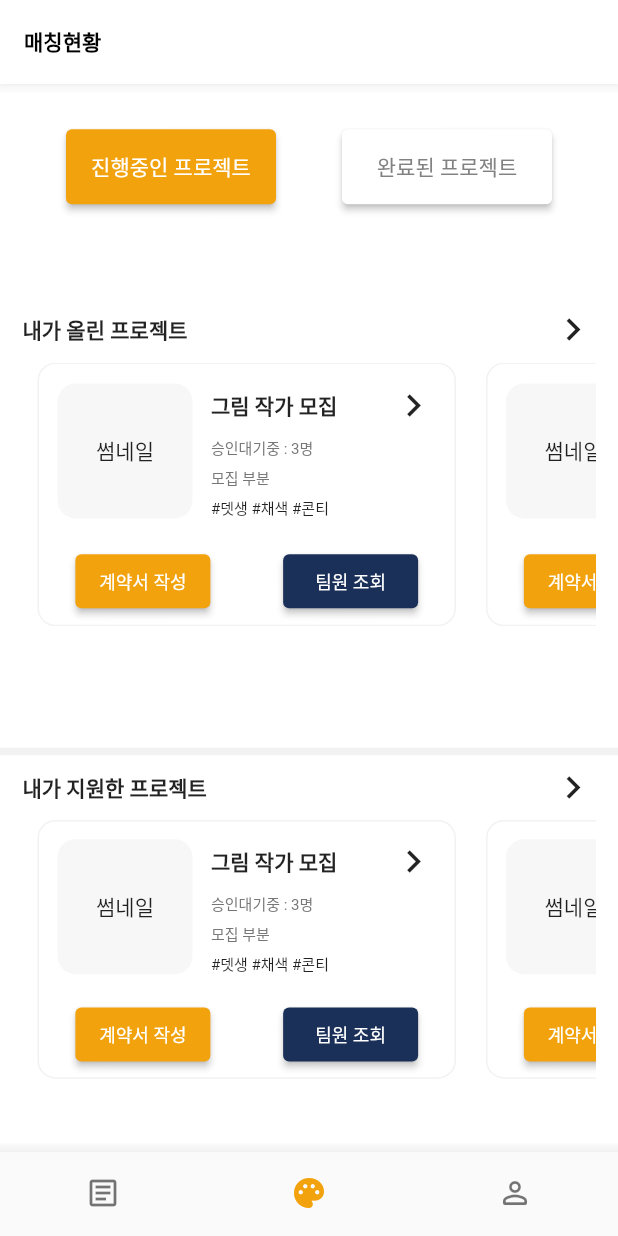
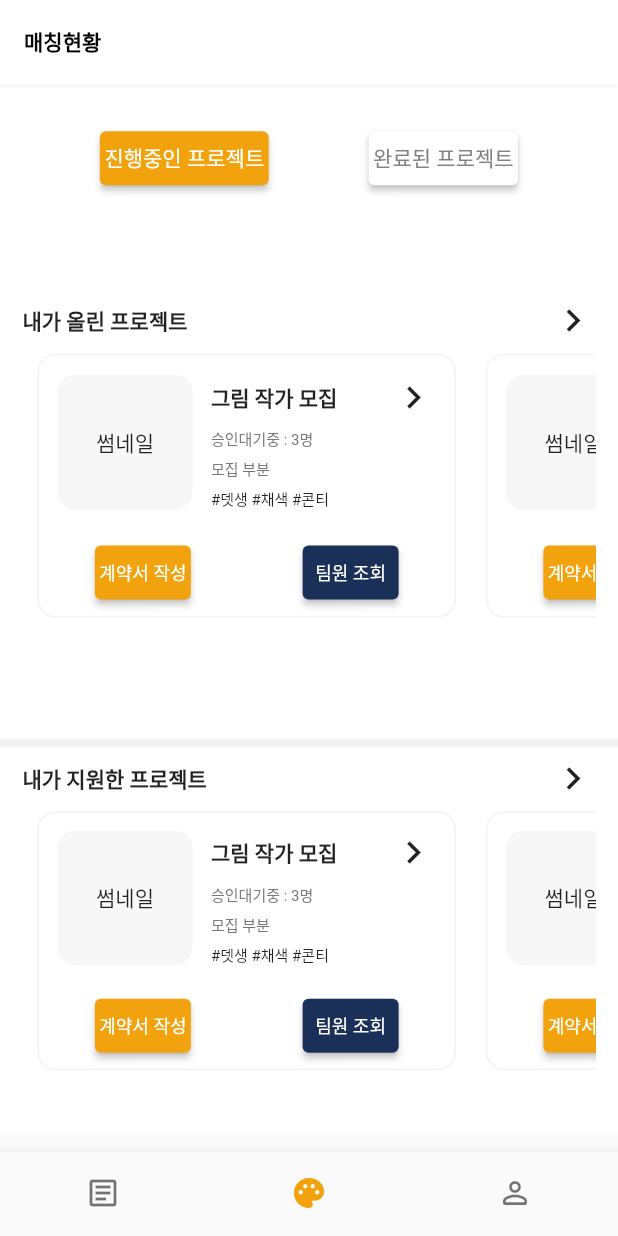
Before and after one commit to lRuRl/idea-concert, a Flutter app: the screen it shows after launch, item 2 of the bottom bar chosen, on a phone screen of 412 x 824 dp. Run offline on Flutter 3.47's test engine with Material 2 defaults, Android fonts, the phone set to English and light mode, and no system bars.

```diff
--- a/iruri/lib/pages/state/state_projectlist.dart
+++ b/iruri/lib/pages/state/state_projectlist.dart
@@ -204,7 +204,7 @@ Widget selectButton() {
             padding: EdgeInsets.all(3),
             primary: Color.fromRGBO(0xf2, 0xa2, 0x0c, 1),
             onPrimary: Colors.white,
-            fixedSize: Size(140, 50),
+            //fixedSize: Size(140, 50),
           )),
       ElevatedButton(
           onPressed: () {},
@@ -213,7 +213,7 @@ Widget selectButton() {
             padding: EdgeInsets.all(3),
             primary: Colors.white,
             onPrimary: Color.fromRGBO(0x82, 0x82, 0x82, 1),
-            fixedSize: Size(140, 50),
+            //fixedSize: Size(140, 50),
           ))
     ],
   );
@@ -232,7 +232,7 @@ Widget listItemButton() {
               )),
           style: ElevatedButton.styleFrom(
             padding: EdgeInsets.all(0),
-            fixedSize: Size(90, 30),
+            //fixedSize: Size(90, 30),
             primary: Color.fromRGBO(0xf2, 0xa2, 0x0c, 1),
             onPrimary: Colors.white,
           )),
@@ -244,7 +244,7 @@ Widget listItemButton() {
               )),
           style: ElevatedButton.styleFrom(
             padding: EdgeInsets.all(0),
-            fixedSize: Size(90, 30),
+            //fixedSize: Size(90, 30),
             primary: Color.fromRGBO(0x1B, 0x30, 0x59, 1),
             onPrimary: Colors.white,
           ))
--- a/iruri/lib/routes.dart
+++ b/iruri/lib/routes.dart
@@ -44,9 +44,12 @@ class _RoutesState extends State<Routes> {
         // APP BAR : Top of application
         appBar: appBar(),
         // body
-        body: Center(
-          child: page[currentPageIndex]['page'],
-        ),
+        body: GestureDetector(
+            // used in keyboard dismiss and so on
+            onTap: () => FocusScope.of(context).requestFocus(new FocusNode()),
+            child: Container(
+              child: page[currentPageIndex]['page'],
+            )),
         bottomNavigationBar: bottomNavigationBar());
   }
 
```
